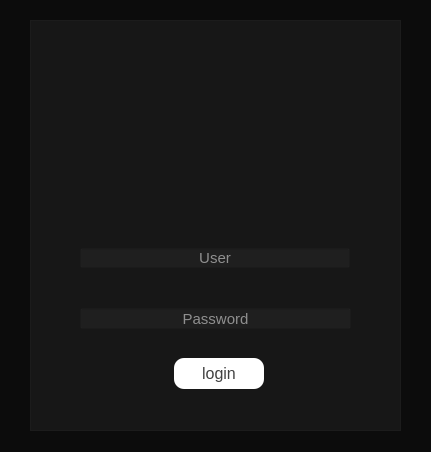
Old version of the form login.ui in the repository PedroNeto87/Sitema_de_Cadastro-Python.
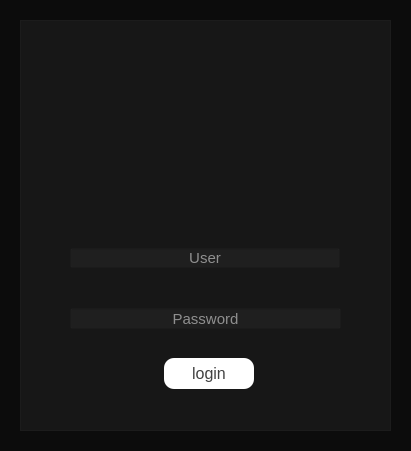
New version of the form. Icons and pictures are not drawn.

Commit message: Alterado icone do login, ajustado codigo para criar usuario no banco de dados na primeira execução do sistema 'Administrador', 'admin', '123', 'Administrador', gerado novo instalador

The edit to the form file:
```diff
--- a/login.ui
+++ b/login.ui
@@ -6,8 +6,8 @@
    <rect>
     <x>0</x>
     <y>0</y>
-    <width>431</width>
-    <height>452</height>
+    <width>411</width>
+    <height>451</height>
    </rect>
   </property>
   <property name="windowTitle">
@@ -19,7 +19,7 @@
   <widget class="QFrame" name="frame">
    <property name="geometry">
     <rect>
-     <x>30</x>
+     <x>20</x>
      <y>20</y>
      <width>371</width>
      <height>411</height>
@@ -132,7 +132,7 @@
   <widget class="QLabel" name="label">
    <property name="geometry">
     <rect>
-     <x>123</x>
+     <x>113</x>
      <y>40</y>
      <width>181</width>
      <height>161</height>
@@ -145,10 +145,7 @@
     <string/>
    </property>
    <property name="text">
-    <string/>
-   </property>
-   <property name="pixmap">
-    <pixmap>icons/icon_login.png</pixmap>
+    <string>&lt;html&gt;&lt;head/&gt;&lt;body&gt;&lt;p align=&quot;center&quot;&gt;&lt;img src=&quot;:/icons/icons/icon_login.png&quot;/&gt;&lt;/p&gt;&lt;/body&gt;&lt;/html&gt;</string>
    </property>
    <property name="scaledContents">
     <bool>true</bool>
```
Left out of the diff: 4 changed lines with no effect on the pictures. The commit also changes 10 other files.
